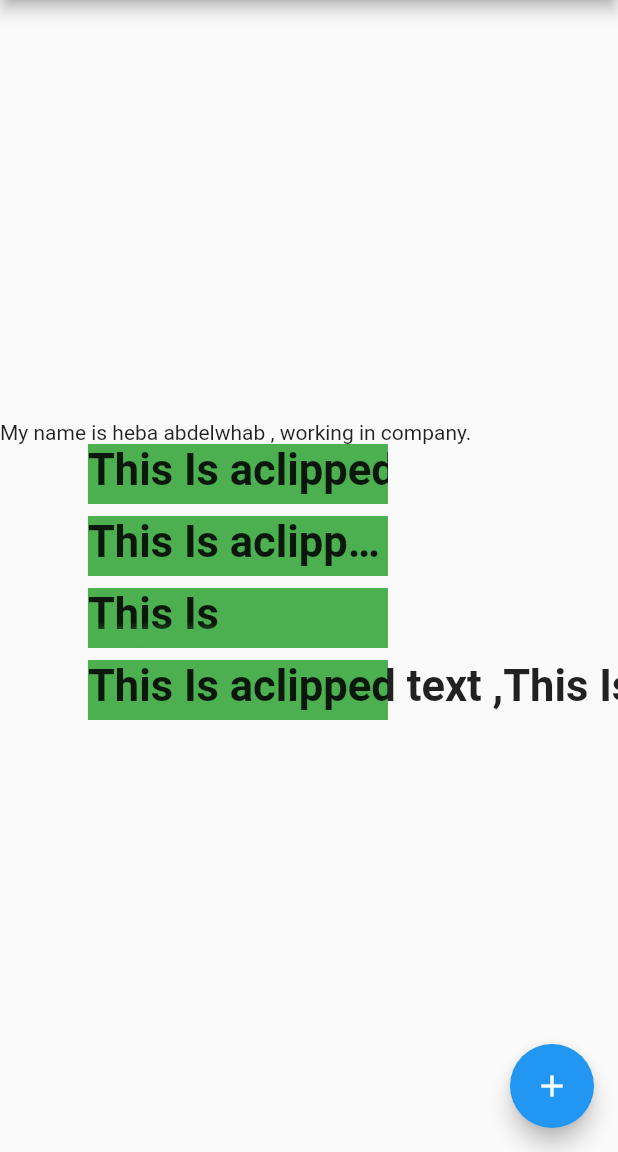
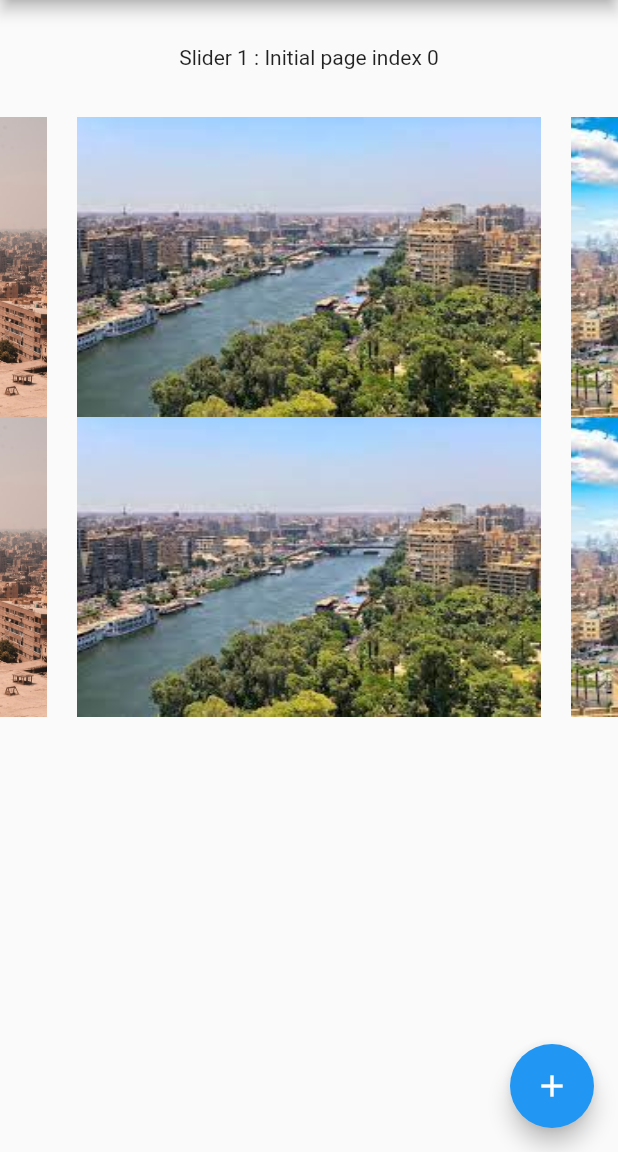
Before and after one commit to hebaabdelwhab/LearningCodeCourse, a Flutter app: the screen it shows after launch, on a phone screen of 412 x 824 dp, the part 84-1236 px from its top. Run offline on Flutter 3.47's test engine with Material 2 defaults, Android fonts, the phone set to English and light mode, and no system bars; drawn by our look-alikes of carousel_slider.

Commit message:
19-12-2021-f2

```diff
--- a/lib/main.dart
+++ b/lib/main.dart
@@ -1,4 +1,5 @@
 import 'package:flutter/material.dart';
+import 'package:carousel_slider/carousel_slider.dart';
 
 void main() {
   runApp(const MyApp());
@@ -26,17 +27,50 @@ class MyHomePage extends StatefulWidget {
 }
 
 class _MyHomePageState extends State<MyHomePage> {
+  List ImgList = ['Images/Cairo.jpg','Images/download.jpg','Images/photo.jpg'];
   @override
   Widget build(BuildContext context) {
     return Scaffold(
       appBar: AppBar(title: Text("Flutter Demo"),),
-      body:ClippedText(),
+      body:buildListView(),
       floatingActionButton: FloatingActionButton(
         onPressed: null,
         tooltip: 'Increment',
         child: const Icon(Icons.add),
       ),
     );
+  }
+
+  ListView buildListView() {
+    return ListView(
+      children: [
+      SizedBox(height: 30,),
+      Text(
+        "Slider 1 : Initial page index 0\n\n",
+        textAlign: TextAlign.center,
+      ),
+      CarouselSlider(
+          items:ImgList.map((URLImage){
+            return Container(
+              width: double.infinity,
+              margin: EdgeInsets.symmetric(horizontal: 10),
+              child: Image.asset(URLImage,fit: BoxFit.fill,),
+            );
+          }).toList(),
+          options: CarouselOptions(height: 200,initialPage: 0)
+      ),
+      CarouselSlider.builder(
+          itemCount:ImgList.length,
+          itemBuilder: (BuildContext context,int index,int){
+            return Container(
+              width: double.infinity,
+              margin: EdgeInsets.symmetric(horizontal: 10),
+              child: Image.asset(ImgList[index],fit: BoxFit.fill,),
+            );
+          },
+          options: CarouselOptions(height: 200,initialPage: 0)
+      )
+    ],);
   }
   Column ClippedText(){
     return Column(
```
Also changed, not shown: pubspec.yaml (+3 -38 lines), Images/Cairo.jpg (added), Images/download.jpg (added), Images/photo.jpg (added), pubspec.lock.
